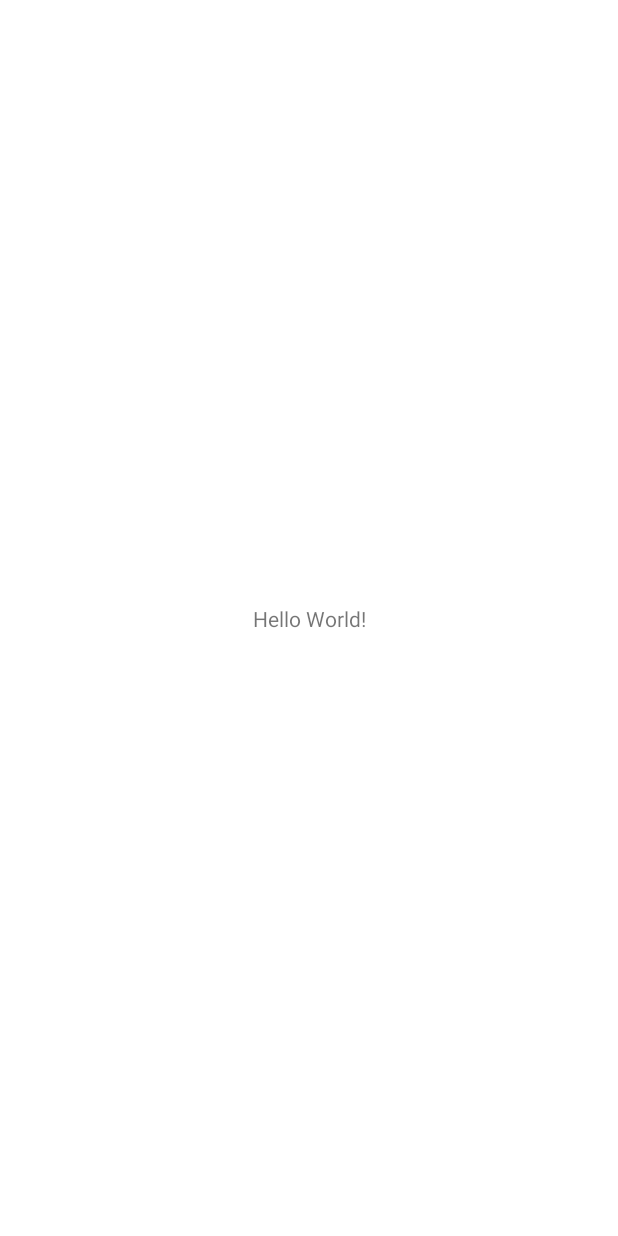
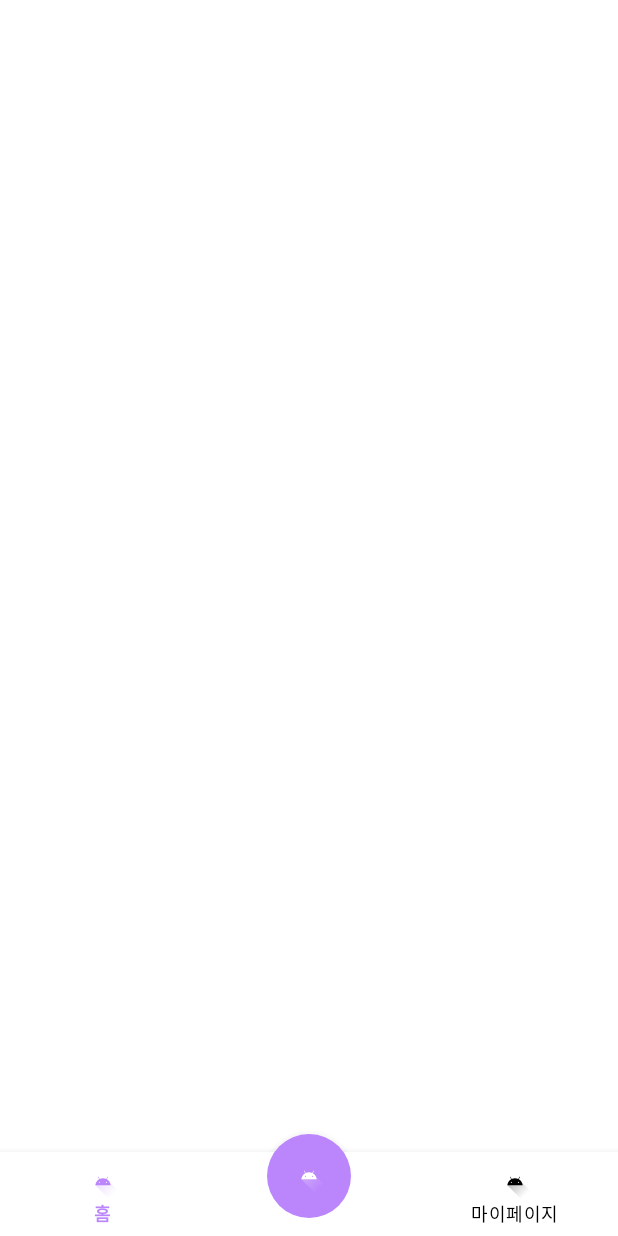
Before and after one commit to SOPKATHON-FIVE/FIVE-ANDROID, an Android app: the screen it shows after launch (MainActivity), on a phone screen of 412 x 824 dp. Before the commit the screen is almost empty. Run offline under Robolectric (Android 15) with nearby library versions, the phone set to English and light mode, and no system bars; our stand-ins replace data binding.

Commit message:
[UI] #3 - Init BottomNavigation

```diff
--- a/app/build.gradle.kts
+++ b/app/build.gradle.kts
@@ -61,6 +61,9 @@ dependencies {
     // ImageLoading Library
     // Glide for general
     implementation(ThirdPartyDependencies.glide)
+    implementation("androidx.appcompat:appcompat:1.4.1")
+    implementation("com.google.android.material:material:1.4.0")
+    implementation("androidx.constraintlayout:constraintlayout:2.1.3")
     kapt(KaptDependencies.glideCompiler)
 
     // Http Client Library
--- a/app/src/main/java/org/sopt/sopkathon5/andorid/ui/MainActivity.kt
+++ b/app/src/main/java/org/sopt/sopkathon5/andorid/ui/MainActivity.kt
@@ -1,12 +1,35 @@
 package org.sopt.sopkathon5.andorid.ui
 
+import android.content.Intent
 import android.os.Bundle
 import org.sopt.sopkathon5.andorid.R
 import org.sopt.sopkathon5.andorid.databinding.ActivityMainBinding
+import org.sopt.sopkathon5.andorid.ui.home.HomeFragment
+import org.sopt.sopkathon5.andorid.ui.mypage.MyPageFragment
+import org.sopt.sopkathon5.andorid.ui.write.WriteActivity
 import org.sopt.sopkathon5.andorid.util.base.BaseActivity
+import org.sopt.sopkathon5.andorid.util.ext.replace
 
 class MainActivity : BaseActivity<ActivityMainBinding>(R.layout.activity_main) {
     override fun onCreate(savedInstanceState: Bundle?) {
         super.onCreate(savedInstanceState)
+        initBottomNavigation()
+        binding.fabWrite.setOnClickListener {
+            startActivity(Intent(this, WriteActivity::class.java))
+        }
+    }
+
+    private fun initBottomNavigation() {
+        binding.bnvMain.setOnItemSelectedListener {
+            replaceFragment(it.itemId)
+            true
+        }
+    }
+
+    private fun replaceFragment(itemId: Int) {
+        when (itemId) {
+            R.id.item_home -> replace<HomeFragment>(R.id.container_main)
+            else -> replace<MyPageFragment>(R.id.container_main)
+        }
     }
 }
--- /dev/null
+++ b/app/src/main/res/color/selector_bnv.xml
@@ -0,0 +1,5 @@
+<?xml version="1.0" encoding="utf-8"?>
+<selector xmlns:android="http://schemas.android.com/apk/res/android">
+    <item android:color="@color/purple_200" android:state_checked="true" />
+    <item android:color="@color/black" android:state_checked="false" />
+</selector>
--- a/app/src/main/res/layout/activity_main.xml
+++ b/app/src/main/res/layout/activity_main.xml
@@ -1,7 +1,7 @@
 <?xml version="1.0" encoding="utf-8"?>
 <layout xmlns:android="http://schemas.android.com/apk/res/android"
-    xmlns:tools="http://schemas.android.com/tools"
-    xmlns:app="http://schemas.android.com/apk/res-auto">
+    xmlns:app="http://schemas.android.com/apk/res-auto"
+    xmlns:tools="http://schemas.android.com/tools">
 
     <data>
 
@@ -12,14 +12,38 @@
         android:layout_height="match_parent"
         tools:context=".ui.MainActivity">
 
-        <TextView
+        <androidx.fragment.app.FragmentContainerView
+            android:id="@+id/container_main"
+            android:layout_width="match_parent"
+            android:layout_height="0dp"
+            app:layout_constraintBottom_toTopOf="@+id/bnv_main"
+            app:layout_constraintTop_toTopOf="parent" />
+
+        <com.google.android.material.bottomnavigation.BottomNavigationView
+            android:id="@+id/bnv_main"
+            android:layout_width="match_parent"
+            android:layout_height="wrap_content"
+            app:itemIconTint="@color/selector_bnv"
+            app:itemRippleColor="@android:color/transparent"
+            app:itemTextColor="@color/selector_bnv"
+            app:labelVisibilityMode="labeled"
+            app:layout_constraintBottom_toBottomOf="parent"
+            app:menu="@menu/menu_main" />
+
+        <com.google.android.material.floatingactionbutton.FloatingActionButton
+            android:id="@+id/fab_write"
             android:layout_width="wrap_content"
             android:layout_height="wrap_content"
-            android:text="Hello World!"
-            app:layout_constraintBottom_toBottomOf="parent"
-            app:layout_constraintStart_toStartOf="parent"
-            app:layout_constraintEnd_toEndOf="parent"
-            app:layout_constraintTop_toTopOf="parent" />
-
+            android:layout_marginBottom="24dp"
+            android:backgroundTint="@color/purple_200"
+            android:src="@drawable/ic_launcher_foreground"
+            app:borderWidth="0dp"
+            app:elevation="8dp"
+            app:layout_constraintBottom_toBottomOf="@id/bnv_main"
+            app:layout_constraintEnd_toEndOf="@id/bnv_main"
+            app:layout_constraintStart_toStartOf="@id/bnv_main"
+            app:layout_constraintTop_toTopOf="@id/bnv_main"
+            app:tint="@color/white"
+            tools:ignore="ContentDescription" />
     </androidx.constraintlayout.widget.ConstraintLayout>
 </layout>
--- /dev/null
+++ b/app/src/main/res/menu/menu_main.xml
@@ -0,0 +1,21 @@
+<?xml version="1.0" encoding="utf-8"?>
+<menu xmlns:android="http://schemas.android.com/apk/res/android"
+    xmlns:app="http://schemas.android.com/apk/res-auto">
+
+    <item
+        android:id="@+id/item_home"
+        android:checked="true"
+        android:icon="@drawable/ic_launcher_foreground"
+        android:title="홈" />
+
+    <item
+        android:id="@+id/blank"
+        android:enabled="false"
+        android:title=""
+        app:showAsAction="never" />
+
+    <item
+        android:id="@+id/item_my_page"
+        android:icon="@drawable/ic_launcher_foreground"
+        android:title="마이페이지" />
+</menu>
--- a/app/src/main/res/values/strings.xml
+++ b/app/src/main/res/values/strings.xml
@@ -1,3 +1,5 @@
 <resources>
     <string name="app_name">Andorid-Client</string>
+    <!-- TODO: Remove or change this placeholder text -->
+    <string name="hello_blank_fragment">Hello blank fragment</string>
 </resources>
--- a/build.gradle.kts
+++ b/build.gradle.kts
@@ -5,7 +5,7 @@ buildscript {
     }
     dependencies {
         classpath("com.android.tools.build:gradle:${Versions.gradleVersion}")
-        classpath("org.jetbrains.kotlin:kotlin-gradle-plugin:${Versions.kotlinVersion}")
+        classpath("org.jetbrains.kotlin:kotlin-gradle-plugin:1.6.21")
         classpath("com.google.gms:google-services:${Versions.googleServiceVersion}")
     }
 }
```
Also changed, not shown: app/src/main/AndroidManifest.xml (+9 -3 lines), app/src/main/java/org/sopt/sopkathon5/andorid/ui/detail/DetailActivity.kt (added, +12 -0 lines), app/src/main/java/org/sopt/sopkathon5/andorid/ui/home/HomeFragment.kt (added, +17 -0 lines), app/src/main/java/org/sopt/sopkathon5/andorid/ui/mypage/MyPageFragment.kt (added, +13 -0 lines), app/src/main/java/org/sopt/sopkathon5/andorid/ui/write/WriteActivity.kt (added, +12 -0 lines), app/src/main/java/org/sopt/sopkathon5/andorid/util/ext/ActivityExt.kt (added, +14 -0 lines), app/src/main/res/layout/activity_detail.xml (added, +16 -0 lines), app/src/main/res/layout/activity_write.xml (added, +16 -0 lines), app/src/main/res/layout/fragment_home.xml (added, +20 -0 lines), app/src/main/res/layout/fragment_my_page.xml (added, +20 -0 lines).
